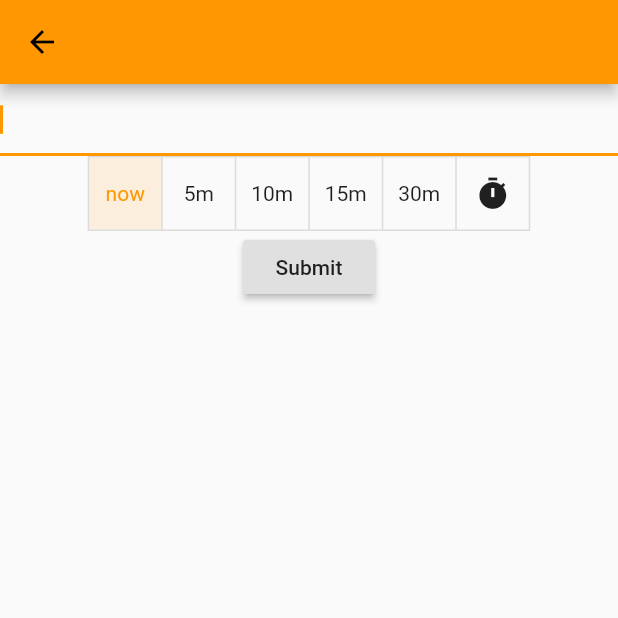
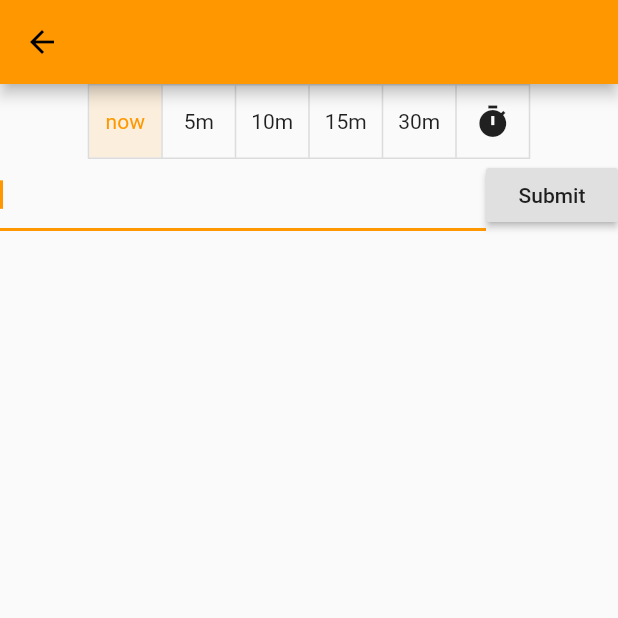
Before and after one commit to adimit/elqeqe, a Flutter app: the screen it shows after launch, after a tap on the "add" icon, on a phone screen of 412 x 824 dp, the top half of it. Run offline on Flutter 3.47's test engine with Material 2 defaults, Android fonts, the phone set to English and light mode, and no system bars; our stand-ins replace sqflite, timeago; accounts and stored records are empty.

Commit message:
Reorder ui

```diff
--- a/lib/widgets/editNote.dart
+++ b/lib/widgets/editNote.dart
@@ -49,7 +49,15 @@ class EditNoteState extends State<EditNoteForm> {
       body: Form(
           key: _formKey,
           child: Column(children: <Widget>[
-            TextFormField(
+            DatePicker((dateTime) {
+              setState(() {
+                _pickedDate = dateTime;
+              });
+            }, _pickedDate, _now),
+            Row(
+              children: <Widget>[
+                Expanded(
+                    child: TextFormField(
                   controller: _noteEditingController,
                   autofocus: true,
                   validator: (value) {
@@ -58,12 +66,7 @@ class EditNoteState extends State<EditNoteForm> {
                     }
                     return null;
                   },
-            ),
-            DatePicker((dateTime) {
-              setState(() {
-                _pickedDate = dateTime;
-              });
-            }, _pickedDate, _now),
+                )),
                 RaisedButton(
                     onPressed: () {
                       if (_formKey.currentState.validate()) {
@@ -72,6 +75,8 @@ class EditNoteState extends State<EditNoteForm> {
                       }
                     },
                     child: Text('Submit'))
+              ],
+            ),
           ])));
 }
 
```
Lines whose indentation alone changed are shown as unchanged.
